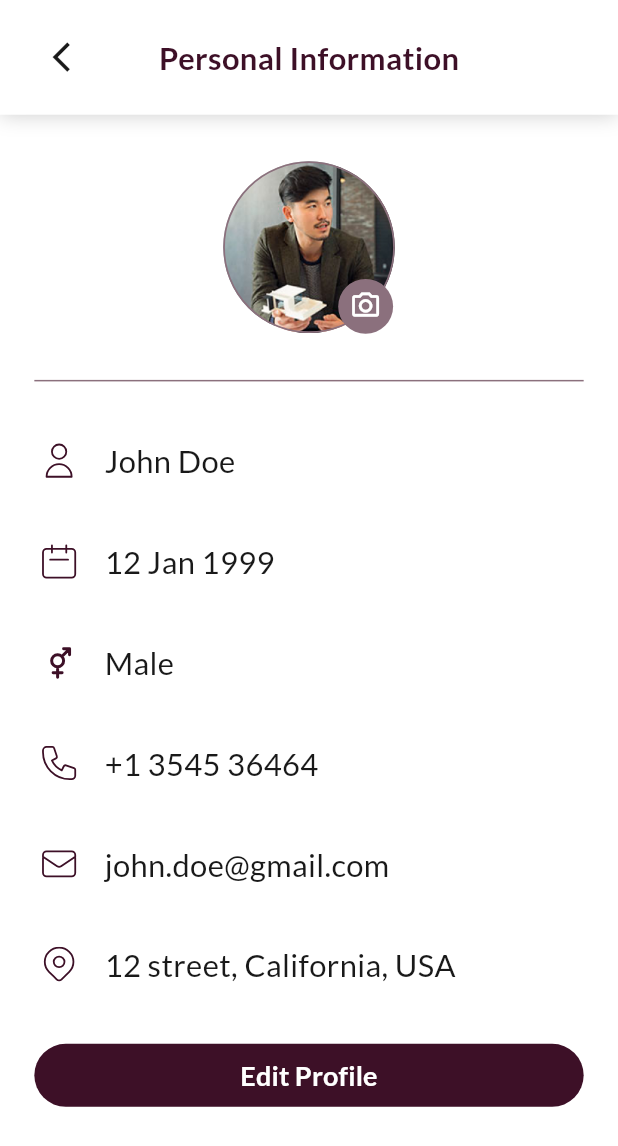
After one commit to nahiduzzaman11/BarBar-App, a Flutter app: the PersonalInformationScreen screen opened by its route, on a phone screen of 412 x 824 dp. The commit adds this screen. Shown: the top 1146 px of the screen. Run offline on Flutter 3.47's test engine with Material 3 defaults, Android fonts, the light colour scheme and no system bars; our stand-ins replace carousel_slider, dots_indicator, flutter_screenutil, flutter_svg, get, google_fonts and 1 more.

Commit message:
personal_information_screen design

```diff
--- a/lib/core/route/app_route.dart
+++ b/lib/core/route/app_route.dart
@@ -20,6 +20,7 @@ import 'package:barbar_app/view/screesns/notification/notification_screen.dart';
 import 'package:barbar_app/view/screesns/onboarding/onboarding_screen.dart';
 import 'package:barbar_app/view/screesns/product/product_screen.dart';
 import 'package:barbar_app/view/screesns/product_details/product_details_screen.dart';
+import 'package:barbar_app/view/screesns/profile/personal_information_screen.dart';
 import 'package:barbar_app/view/screesns/salons/salons_screen.dart';
 import 'package:barbar_app/view/screesns/salons_details/salons_details_screen.dart';
 import 'package:barbar_app/view/screesns/service_details/select_service_screen.dart';
@@ -65,6 +66,9 @@ class AppRoute {
   static const String appointmentDetailsScreen = "/appointment_details_screen";
 
 
+  static const String personalInfoScreen = "/personal_information_screen";
+
+
   static List<GetPage> routes = [
     GetPage(name: splashScreen, page: ()=> const SplashScreen()),
     GetPage(name: onboarding, page: ()=> const OnboardingScreen()),
@@ -101,5 +105,7 @@ class AppRoute {
 
     GetPage(name: appointmentDetailsScreen, page: ()=>  const AppointmentDetailsScreen()),
 
+    GetPage(name: personalInfoScreen, page: ()=>  const PersonalInformationScreen()),
+
   ];
 }
--- a/lib/utils/icons/app_icons.dart
+++ b/lib/utils/icons/app_icons.dart
@@ -25,6 +25,7 @@ class AppIcons {
   static const String settings = "$basePath/settings.svg";
   static const String support = "$basePath/support.svg";
   static const String wishlist = "$basePath/wishlist.svg";
+  static const String gender = "$basePath/gender.svg";
 
 
   static const String bell = "$basePath/bell.png";
--- /dev/null
+++ b/lib/view/screesns/profile/personal_information_screen.dart
@@ -0,0 +1,141 @@
+import 'package:barbar_app/utils/colors/app_colors.dart';
+import 'package:barbar_app/utils/icons/app_icons.dart';
+import 'package:barbar_app/utils/images/app_images.dart';
+import 'package:barbar_app/view/screesns/profile/inner_widgets/profile_card.dart';
+import 'package:barbar_app/view/widgets/app_bar/custom_app_bar.dart';
+import 'package:barbar_app/view/widgets/button/custom_button.dart';
+import 'package:barbar_app/view/widgets/text/custom_text.dart';
+import 'package:flutter/cupertino.dart';
+import 'package:flutter/material.dart';
+import 'package:flutter_screenutil/flutter_screenutil.dart';
+import 'package:get/get.dart';
+
+class PersonalInformationScreen extends StatelessWidget {
+  const PersonalInformationScreen({super.key});
+
+  @override
+  Widget build(BuildContext context) {
+    return SafeArea(
+      top: true,
+      child: Scaffold(
+        extendBody: true,
+        backgroundColor: AppColors.white_100,
+        appBar: CustomAppBar(
+          spreadRadius: 0.r,
+          appBarHeight: 64.h,
+          appBarContent: Row(
+            crossAxisAlignment: CrossAxisAlignment.center,
+            mainAxisAlignment: MainAxisAlignment.spaceBetween,
+            children: [
+              GestureDetector(
+                onTap: () {
+                  Get.back();
+                },
+                child: SizedBox(
+                  height: 42.h,
+                  width: 42.w,
+                  child: Icon(
+                    Icons.arrow_back_ios,
+                    size: 20.h,
+                    color: AppColors.white_10,
+                  ),
+                ),
+              ),
+              CustomText(
+                text: "Personal Information",
+                fontSize: 18.sp,
+                color: AppColors.purple_100,
+                fontWeight: FontWeight.w600,
+              ),
+              SizedBox(height: 42.h, width: 42.w)
+            ],
+          ),
+        ),
+        body: SingleChildScrollView(
+          padding: EdgeInsets.symmetric(horizontal: 20.w, vertical: 24.h),
+          physics: const ClampingScrollPhysics(),
+          child: Column(
+            crossAxisAlignment: CrossAxisAlignment.center,
+            children: [
+              Container(
+                height: 100.h,
+                width: 100.w,
+                alignment: Alignment.bottomRight,
+                decoration: BoxDecoration(
+                  shape: BoxShape.circle,
+                  border: Border.all(color: AppColors.purple_60, width: 1.w),
+                  image: const DecorationImage(
+                    image: AssetImage(AppImages.profile),
+                    fit: BoxFit.fill,
+                  ),
+                ),
+                child: Stack(
+                  children: [
+                    Container(
+                      height: 32.h,
+                      width: 32.w,
+                      alignment: Alignment.center,
+                      decoration: const BoxDecoration(
+                        shape: BoxShape.circle,
+                        color: AppColors.purple_60,
+                      ),
+                      child: Icon(
+                        Icons.camera_alt_outlined,
+                        size: 18.h,
+                        color: AppColors.white_100,
+                      ),
+                    ),
+                  ],
+                ),
+              ),
+              SizedBox(height: 24.h),
+              Divider(height: 1.h, color: AppColors.purple_60),
+              SizedBox(height: 24.h),
+              const ProfileCard(
+                imageSrc: AppIcons.user,
+                title: "John Doe",
+                isIcon: false,
+              ),
+              SizedBox(height: 16.h),
+              const ProfileCard(
+                imageSrc: AppIcons.dob,
+                title: "12 Jan 1999",
+                isIcon: false,
+              ),
+              SizedBox(height: 16.h),
+              const ProfileCard(
+                imageSrc: AppIcons.gender,
+                title: "Male",
+                isIcon: false,
+              ),
+              SizedBox(height: 16.h),
+              const ProfileCard(
+                imageSrc: AppIcons.phone,
+                title: "+1 3545 36464",
+                isIcon: false,
+              ),
+              SizedBox(height: 16.h),
+              const ProfileCard(
+                imageSrc: AppIcons.email,
+                title: "john.doe@gmail.com",
+                isIcon: false,
+              ),
+              SizedBox(height: 16.h),
+              const ProfileCard(
+                imageSrc: AppIcons.location,
+                title: "12 street, California, USA",
+                isIcon: false,
+              ),
+              SizedBox(height: 24.h),
+              CustomElevatedButton(
+                onPressed: () {},
+                titleText: "Edit Profile",
+                buttonWidth: MediaQuery.of(context).size.width,
+              ),
+            ],
+          ),
+        ),
+      ),
+    );
+  }
+}
--- a/lib/view/screesns/profile/profile_screen.dart
+++ b/lib/view/screesns/profile/profile_screen.dart
@@ -1,3 +1,4 @@
+import 'package:barbar_app/core/route/app_route.dart';
 import 'package:barbar_app/utils/colors/app_colors.dart';
 import 'package:barbar_app/utils/icons/app_icons.dart';
 import 'package:barbar_app/utils/images/app_images.dart';
@@ -7,6 +8,7 @@ import 'package:barbar_app/view/widgets/pop_up/custom_pop_up.dart';
 import 'package:barbar_app/view/widgets/text/custom_text.dart';
 import 'package:flutter/material.dart';
 import 'package:flutter_screenutil/flutter_screenutil.dart';
+import 'package:get/get.dart';
 
 class ProfileScreen extends StatefulWidget {
   const ProfileScreen({super.key});
@@ -64,8 +66,13 @@ class _ProfileScreenState extends State<ProfileScreen> {
               SizedBox(height: 24.h),
               Divider(height: 1.h, color: AppColors.purple_60),
               SizedBox(height: 24.h),
-              const ProfileCard(
-                  imageSrc: AppIcons.user, title: "Personal Information"),
+              ProfileCard(
+                imageSrc: AppIcons.user,
+                title: "Personal Information",
+                onTap: () {
+                  Get.toNamed(AppRoute.personalInfoScreen);
+                },
+              ),
               SizedBox(height: 16.h),
               const ProfileCard(
                   imageSrc: AppIcons.wishlist, title: "My Wishlist"),
```
Also changed, not shown: assets/icons/gender.svg (added).
